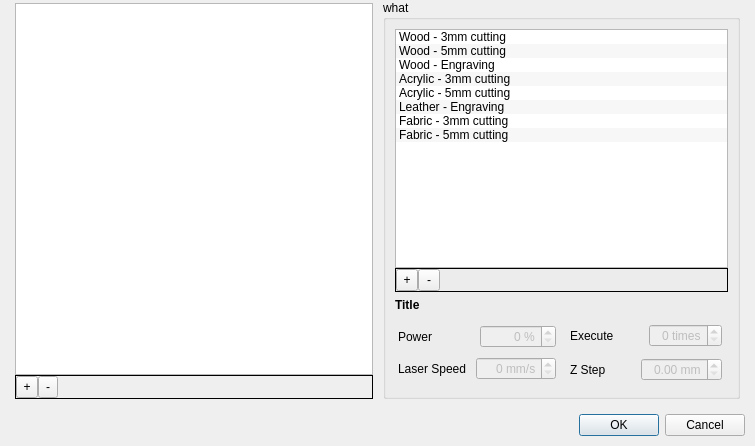
Before: the Qt Designer form src/windows/preset-manager.ui in flux3dp/swiftray, drawn with Qt 5.
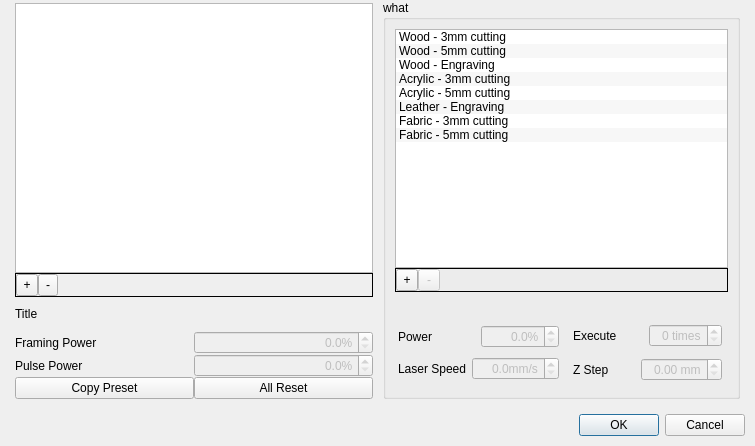
After: the same form once the commit is applied.

Commit message: Rewrite preset struct & open preset edit with reset to default

The edit to the form file:
```diff
--- a/src/windows/preset-manager.ui
+++ b/src/windows/preset-manager.ui
@@ -141,6 +141,118 @@
          </layout>
         </widget>
        </item>
+       <item>
+        <spacer name="verticalSpacer">
+         <property name="orientation">
+          <enum>Qt::Vertical</enum>
+         </property>
+         <property name="sizeType">
+          <enum>QSizePolicy::Fixed</enum>
+         </property>
+         <property name="sizeHint" stdset="0">
+          <size>
+           <width>10</width>
+           <height>10</height>
+          </size>
+         </property>
+        </spacer>
+       </item>
+       <item>
+        <widget class="QLabel" name="presetTitle">
+         <property name="text">
+          <string>Title</string>
+         </property>
+        </widget>
+       </item>
+       <item>
+        <spacer name="verticalSpacer_2">
+         <property name="orientation">
+          <enum>Qt::Vertical</enum>
+         </property>
+         <property name="sizeType">
+          <enum>QSizePolicy::Fixed</enum>
+         </property>
+         <property name="sizeHint" stdset="0">
+          <size>
+           <width>20</width>
+           <height>10</height>
+          </size>
+         </property>
+        </spacer>
+       </item>
+       <item>
+        <layout class="QGridLayout" name="gridLayout">
+         <item row="1" column="0">
+          <widget class="QLabel" name="label_2">
+           <property name="text">
+            <string>Pulse Power</string>
+           </property>
+          </widget>
+         </item>
+         <item row="0" column="0">
+          <widget class="QLabel" name="label">
+           <property name="text">
+            <string>Framing Power</string>
+           </property>
+          </widget>
+         </item>
+         <item row="1" column="1">
+          <widget class="QDoubleSpinBox" name="pulseSpinBox">
+           <property name="enabled">
+            <bool>false</bool>
+           </property>
+           <property name="alignment">
+            <set>Qt::AlignRight|Qt::AlignTrailing|Qt::AlignVCenter</set>
+           </property>
+           <property name="suffix">
+            <string>%</string>
+           </property>
+           <property name="decimals">
+            <number>1</number>
+           </property>
+           <property name="singleStep">
+            <double>0.100000000000000</double>
+           </property>
+          </widget>
+         </item>
+         <item row="0" column="1">
+          <widget class="QDoubleSpinBox" name="framingSpinBox">
+           <property name="enabled">
+            <bool>false</bool>
+           </property>
+           <property name="alignment">
+            <set>Qt::AlignRight|Qt::AlignTrailing|Qt::AlignVCenter</set>
+           </property>
+           <property name="suffix">
+            <string>%</string>
+           </property>
+           <property name="decimals">
+            <number>1</number>
+           </property>
+           <property name="maximum">
+            <double>10.000000000000000</double>
+           </property>
+           <property name="singleStep">
+            <double>0.100000000000000</double>
+           </property>
+          </widget>
+         </item>
+         <item row="2" column="1">
+          <widget class="QPushButton" name="resetButton">
+           <property name="text">
+            <string>All Reset</string>
+           </property>
+          </widget>
+         </item>
+         <item row="2" column="0">
+          <widget class="QPushButton" name="copyButton">
+           <property name="text">
+            <string>Copy Preset</string>
+           </property>
+          </widget>
+         </item>
+        </layout>
+       </item>
       </layout>
      </item>
      <item>
@@ -310,6 +422,9 @@
               </item>
               <item>
                <widget class="QToolButton" name="removeParamBtn">
+                <property name="enabled">
+                 <bool>false</bool>
+                </property>
                 <property name="sizePolicy">
                  <sizepolicy hsizetype="Preferred" vsizetype="Preferred">
                   <horstretch>0</horstretch>
@@ -350,13 +465,9 @@
          <widget class="QLabel" name="paramTitle">
           <property name="font">
            <font>
-            <weight>75</weight>
             <bold>true</bold>
            </font>
           </property>
-          <property name="text">
-           <string>Title</string>
-          </property>
          </widget>
         </item>
         <item>
@@ -400,7 +511,7 @@
                </widget>
               </item>
               <item>
-               <widget class="QSpinBox" name="powerSpinBox">
+               <widget class="QDoubleSpinBox" name="powerSpinBox">
                 <property name="enabled">
                  <bool>false</bool>
                 </property>
@@ -408,10 +519,13 @@
                  <set>Qt::AlignRight|Qt::AlignTrailing|Qt::AlignVCenter</set>
                 </property>
                 <property name="suffix">
-                 <string> %</string>
+                 <string>%</string>
                 </property>
-                <property name="maximum">
-                 <number>100</number>
+                <property name="decimals">
+                 <number>1</number>
+                </property>
+                <property name="singleStep">
+                 <double>0.100000000000000</double>
                 </property>
                </widget>
               </item>
@@ -427,7 +541,7 @@
                </widget>
               </item>
               <item>
-               <widget class="QSpinBox" name="speedSpinBox">
+               <widget class="QDoubleSpinBox" name="speedSpinBox">
                 <property name="enabled">
                  <bool>false</bool>
                 </property>
@@ -435,10 +549,13 @@
                  <set>Qt::AlignRight|Qt::AlignTrailing|Qt::AlignVCenter</set>
                 </property>
                 <property name="suffix">
-                 <string> mm/s</string>
+                 <string>mm/s</string>
                 </property>
-                <property name="maximum">
-                 <number>100</number>
+                <property name="decimals">
+                 <number>1</number>
+                </property>
+                <property name="singleStep">
+                 <double>0.100000000000000</double>
                 </property>
                </widget>
               </item>
```
The commit also changes 18 other files.
